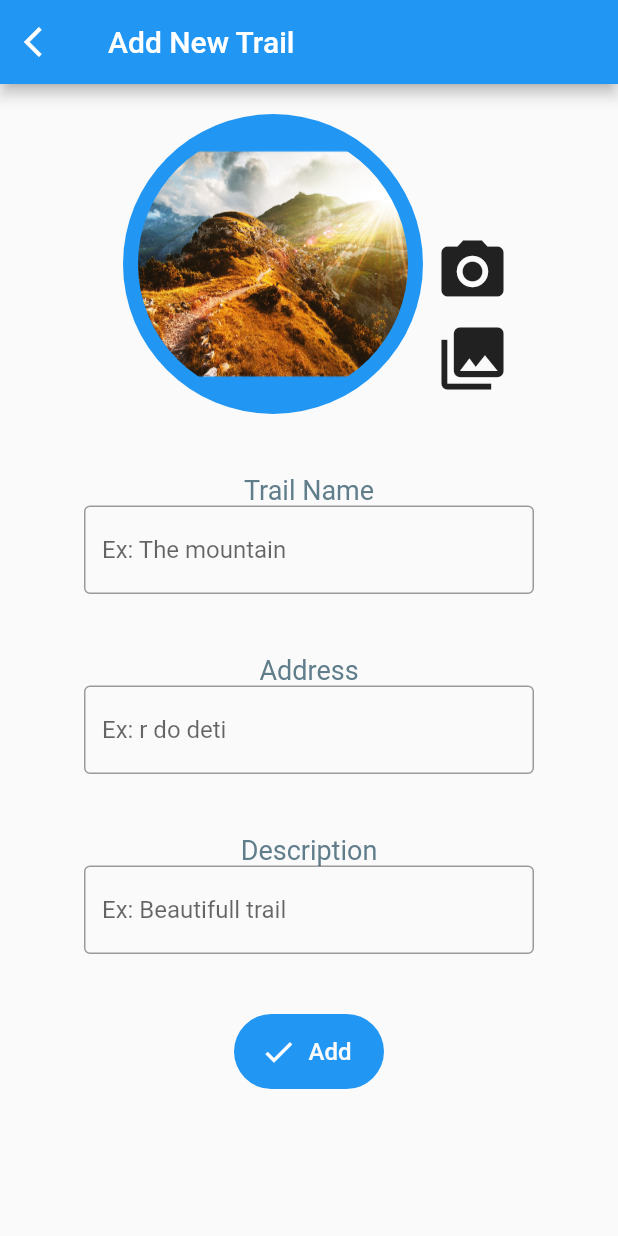
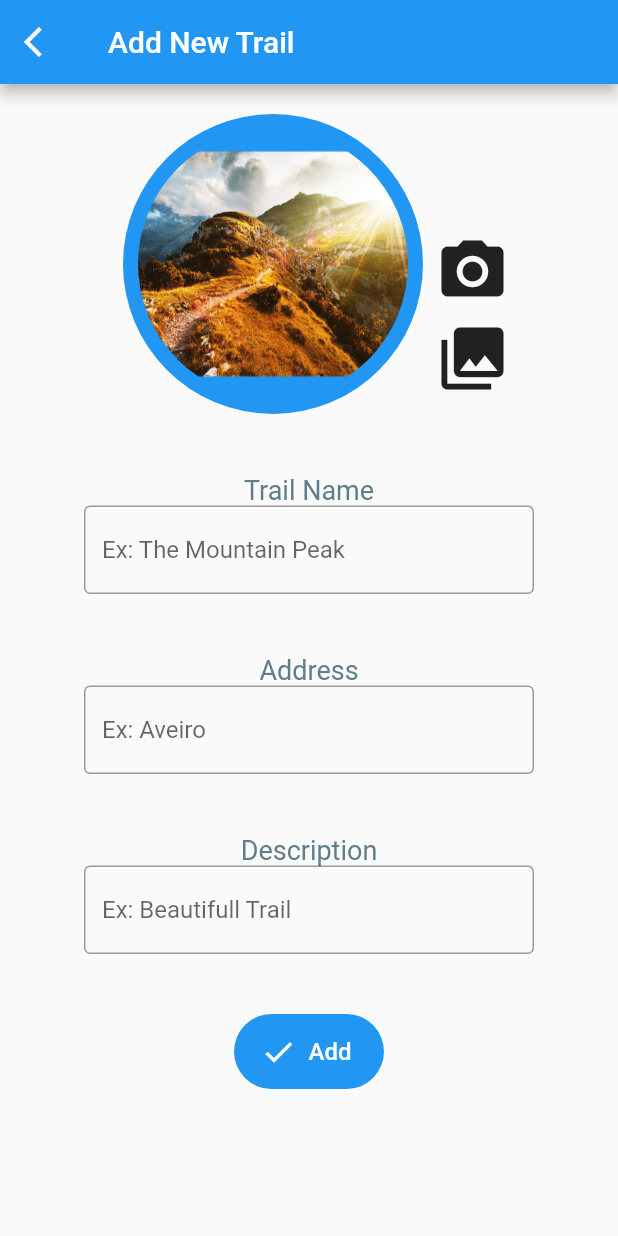
Before and after one commit to DansMarquis/CMApp, a Flutter app: the NewTrailPage screen opened directly, on a phone screen of 412 x 824 dp. Run offline on Flutter 3.47's test engine with Material 2 defaults, Android fonts, the light colour scheme and no system bars; our stand-ins replace bubble_bottom_bar, cloud_firestore, dynamic_theme, firebase_storage, flutter_tts, geolocator and 6 more; missing offline and left inert: flutter_polyline_points, qr_code_scanner; accounts and stored records are empty.

Commit message:
change hint form

```diff
--- a/GhostRunner/lib/ui/page/trailForm/trailForm.dart
+++ b/GhostRunner/lib/ui/page/trailForm/trailForm.dart
@@ -159,7 +159,7 @@ class _NewTrailPageState extends State<NewTrailPage>{
                                     },
                                   decoration: InputDecoration(
                                     border: OutlineInputBorder(),
-                                    hintText: 'Ex: The mountain',
+                                    hintText: 'Ex: The Mountain Peak',
                                   ),
                           )
                           )
@@ -198,7 +198,7 @@ class _NewTrailPageState extends State<NewTrailPage>{
                                     },
                                   decoration: InputDecoration(
                                     border: OutlineInputBorder(),
-                                    hintText: 'Ex: r do deti'
+                                    hintText: 'Ex: Aveiro'
                                   ),
                           )
                           )
@@ -237,7 +237,7 @@ class _NewTrailPageState extends State<NewTrailPage>{
                                     },
                                   decoration: InputDecoration(
                                     border: OutlineInputBorder(),
-                                    hintText: 'Ex: Beautifull trail'
+                                    hintText: 'Ex: Beautifull Trail'
                                   ),
                           )
                           )
```
